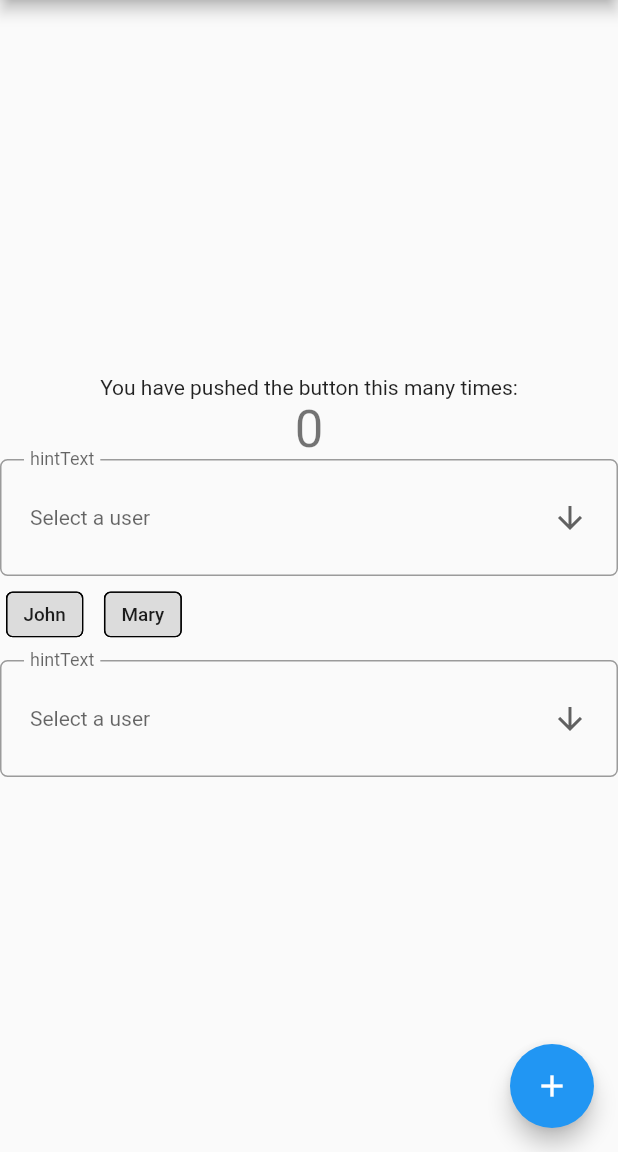
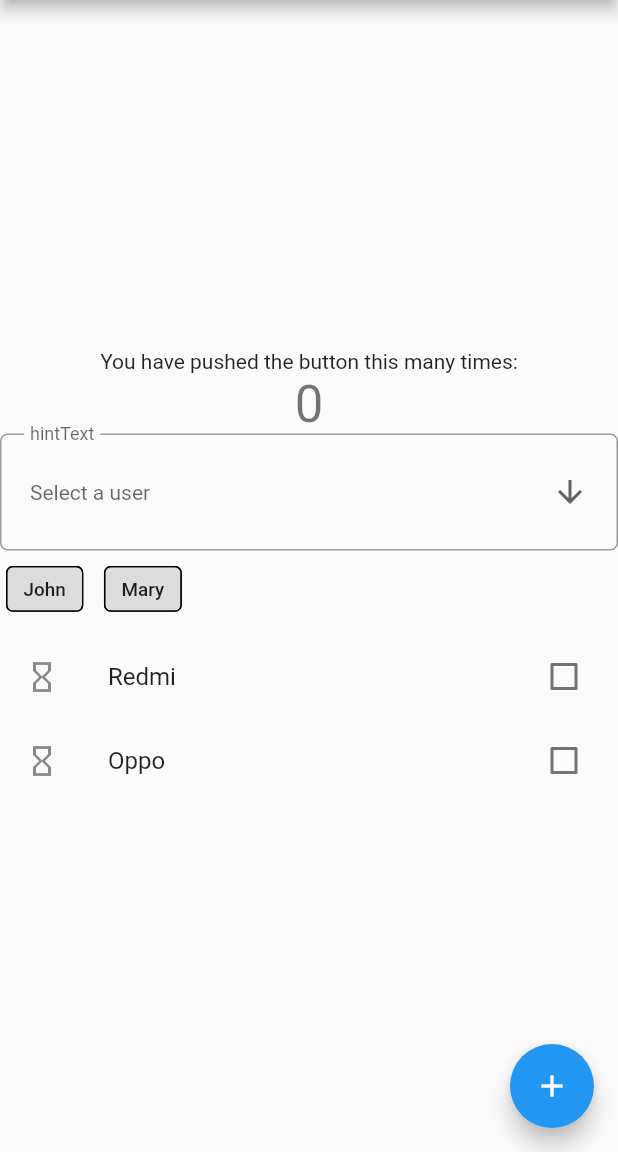
Before and after one commit to mohammedismayil/custom_components_flutter, a Flutter app: the screen it shows after launch, on a phone screen of 412 x 824 dp, the part 84-1236 px from its top. Run offline on Flutter 3.47's test engine with Material 2 defaults, Android fonts, the phone set to English and light mode, and no system bars.

Commit message:
Example added for checkboxes

```diff
--- a/example/lib/main.dart
+++ b/example/lib/main.dart
@@ -1,3 +1,5 @@
+import 'package:custom_components_flutter/CustomBoxList.dart';
+import 'package:custom_components_flutter/CustomCheckBoxes.dart';
 import 'package:custom_components_flutter/FilterModel.dart';
 import 'package:custom_components_flutter/custom_dropdown.dart';
 import 'package:custom_components_flutter/Filterchip.dart';
@@ -120,15 +122,14 @@ class _MyHomePageState extends State<MyHomePage> {
                 print(updatedChips);
               },
             ),
-            CustomDropdown(
-              dropdownList: [
-                DropDownModel(value: "Redmi", id: "1"),
-                DropDownModel(value: "Realme", id: "3"),
-                DropDownModel(value: "Oppo", id: "2")
+            CustomCheckBoxes(
+              checklist: [
+                ChecklistModel(false, "Redmi"),
+                ChecklistModel(false, "Oppo")
               ],
-              updateselectedItem: (updateselectedItem) =>
-                  {print(updateselectedItem)},
-            )
+              updateCheckList: (updatedCheckList) => {print(updatedCheckList)},
+            ),
+
           ],
         ),
       ),
--- a/pubspec.yaml
+++ b/pubspec.yaml
@@ -1,6 +1,6 @@
 name: custom_components_flutter
 description: A collection of customised reusable components.
-version: 0.0.3-e
+version: 0.0.4
 homepage: https://github.com/mohammedismayil/custom_components_flutter
 
 environment:
```
Also changed, not shown: example/pubspec.lock, 1 other file.
